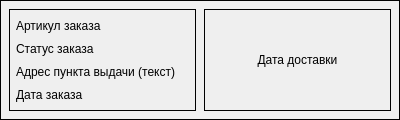
Old version of the form UI/order_item.ui in the repository Oxxy63m/demka2.
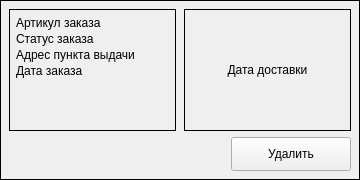
New version of the form.

```diff
--- a/UI/order_item.ui
+++ b/UI/order_item.ui
@@ -4,26 +4,62 @@
  <class>OrderCard</class>
  <widget class="QFrame" name="OrderCard">
   <property name="minimumSize">
-   <size><width>400</width><height>120</height></size>
+   <size>
+    <width>360</width>
+    <height>180</height>
+   </size>
   </property>
-  <property name="frameShape"><enum>QFrame::Box</enum></property>
-  <property name="lineWidth"><number>1</number></property>
+  <property name="frameShape">
+   <enum>QFrame::Box</enum>
+  </property>
+  <property name="lineWidth">
+   <number>1</number>
+  </property>
+  <layout class="QVBoxLayout" name="outer_vertical">
+   <property name="spacing">
+    <number>6</number>
+   </property>
+   <property name="leftMargin">
+    <number>8</number>
+   </property>
+   <property name="topMargin">
+    <number>8</number>
+   </property>
+   <property name="rightMargin">
+    <number>8</number>
+   </property>
+   <property name="bottomMargin">
+    <number>8</number>
+   </property>
+   <item>
   <layout class="QHBoxLayout" name="main_layout">
-   <property name="spacing"><number>8</number></property>
-   <property name="leftMargin"><number>8</number></property>
-   <property name="topMargin"><number>8</number></property>
-   <property name="rightMargin"><number>8</number></property>
-   <property name="bottomMargin"><number>8</number></property>
+     <property name="spacing">
+      <number>8</number>
+     </property>
    <item>
-    <widget class="QFrame" name="left_frame">
-     <property name="frameShape"><enum>QFrame::Box</enum></property>
-     <property name="lineWidth"><number>1</number></property>
-     <layout class="QVBoxLayout" name="left_layout">
-      <property name="spacing"><number>4</number></property>
-      <property name="leftMargin"><number>6</number></property>
-      <property name="topMargin"><number>6</number></property>
-      <property name="rightMargin"><number>6</number></property>
-      <property name="bottomMargin"><number>6</number></property>
+      <widget class="QFrame" name="center_frame">
+       <property name="frameShape">
+        <enum>QFrame::Box</enum>
+       </property>
+       <property name="lineWidth">
+        <number>1</number>
+       </property>
+       <layout class="QVBoxLayout" name="center_layout">
+        <property name="spacing">
+         <number>2</number>
+        </property>
+        <property name="leftMargin">
+         <number>6</number>
+        </property>
+        <property name="topMargin">
+         <number>6</number>
+        </property>
+        <property name="rightMargin">
+         <number>6</number>
+        </property>
+        <property name="bottomMargin">
+         <number>6</number>
+        </property>
       <item>
        <widget class="QLabel" name="lbl_order_article">
         <property name="wordWrap"><bool>true</bool></property>
@@ -38,49 +74,143 @@
       </item>
       <item>
        <widget class="QLabel" name="lbl_pickup_address">
-        <property name="wordWrap"><bool>true</bool></property>
-        <property name="text"><string>Адрес пункта выдачи (текст)</string></property>
+          <property name="text">
+           <string>Адрес пункта выдачи</string>
+          </property>
+          <property name="wordWrap">
+           <bool>true</bool>
+          </property>
        </widget>
       </item>
       <item>
        <widget class="QLabel" name="lbl_order_date">
-        <property name="wordWrap"><bool>true</bool></property>
-        <property name="text"><string>Дата заказа</string></property>
-       </widget>
-      </item>
+          <property name="text">
+           <string>Дата заказа</string>
+          </property>
+          <property name="wordWrap">
+           <bool>true</bool>
+          </property>
+         </widget>
+        </item>
+        <item>
+         <spacer name="center_spacer">
+          <property name="orientation">
+           <enum>Qt::Vertical</enum>
+          </property>
+          <property name="sizeHint" stdset="0">
+           <size>
+            <width>0</width>
+            <height>0</height>
+           </size>
+          </property>
+         </spacer>
+        </item>
      </layout>
     </widget>
    </item>
    <item>
     <widget class="QFrame" name="right_frame">
-     <property name="minimumSize"><size><width>140</width><height>0</height></size></property>
-     <property name="frameShape"><enum>QFrame::Box</enum></property>
-     <property name="lineWidth"><number>1</number></property>
-     <layout class="QVBoxLayout" name="right_layout">
-      <property name="spacing"><number>0</number></property>
+       <property name="minimumSize">
+        <size>
+         <width>120</width>
+         <height>0</height>
+        </size>
+       </property>
+       <property name="frameShape">
+        <enum>QFrame::Box</enum>
+       </property>
+       <property name="lineWidth">
+        <number>1</number>
+       </property>
+       <layout class="QVBoxLayout" name="right_inner_layout">
+        <property name="spacing">
+         <number>0</number>
+        </property>
       <item>
-       <spacer name="spacer_top">
-        <property name="orientation"><enum>Qt::Vertical</enum></property>
-        <property name="sizeHint" stdset="0"><size><width>0</width><height>0</height></size></property>
-        <property name="sizeType"><enum>QSizePolicy::MinimumExpanding</enum></property>
+         <spacer name="right_top_spacer">
+          <property name="orientation">
+           <enum>Qt::Vertical</enum>
+          </property>
+          <property name="sizeType">
+           <enum>QSizePolicy::MinimumExpanding</enum>
+          </property>
+          <property name="sizeHint" stdset="0">
+           <size>
+            <width>0</width>
+            <height>0</height>
+           </size>
+          </property>
        </spacer>
       </item>
       <item>
        <widget class="QLabel" name="lbl_delivery_date">
-        <property name="wordWrap"><bool>true</bool></property>
-        <property name="alignment"><set>Qt::AlignCenter</set></property>
-        <property name="text"><string>Дата доставки</string></property>
+          <property name="minimumSize">
+           <size>
+            <width>120</width>
+            <height>80</height>
+           </size>
+          </property>
+          <property name="text">
+           <string>Дата доставки</string>
+          </property>
+          <property name="alignment">
+           <set>Qt::AlignCenter</set>
+          </property>
+          <property name="wordWrap">
+           <bool>true</bool>
+          </property>
        </widget>
       </item>
       <item>
-       <spacer name="spacer_bottom">
-        <property name="orientation"><enum>Qt::Vertical</enum></property>
-        <property name="sizeHint" stdset="0"><size><width>0</width><height>0</height></size></property>
-        <property name="sizeType"><enum>QSizePolicy::MinimumExpanding</enum></property>
+         <spacer name="right_bottom_spacer">
+          <property name="orientation">
+           <enum>Qt::Vertical</enum>
+          </property>
+          <property name="sizeType">
+           <enum>QSizePolicy::MinimumExpanding</enum>
+          </property>
+          <property name="sizeHint" stdset="0">
+           <size>
+            <width>0</width>
+            <height>0</height>
+           </size>
+          </property>
        </spacer>
       </item>
      </layout>
     </widget>
+     </item>
+    </layout>
+   </item>
+   <item>
+    <layout class="QHBoxLayout" name="bottom_layout">
+     <item>
+      <spacer name="bottom_spacer">
+       <property name="orientation">
+        <enum>Qt::Horizontal</enum>
+       </property>
+       <property name="sizeHint" stdset="0">
+        <size>
+         <width>40</width>
+         <height>20</height>
+        </size>
+       </property>
+      </spacer>
+     </item>
+     <item>
+      <widget class="QPushButton" name="btn_delete">
+       <property name="minimumSize">
+        <size>
+         <width>120</width>
+         <height>34</height>
+        </size>
+       </property>
+       <property name="text">
+        <string>Удалить</string>
+       </property>
+      </widget>
+     </item>
+    </layout>
    </item>
   </layout>
  </widget>
```
Left out of the diff: 17 changed lines with no effect on the pictures. Lines whose indentation alone changed are shown as unchanged.
